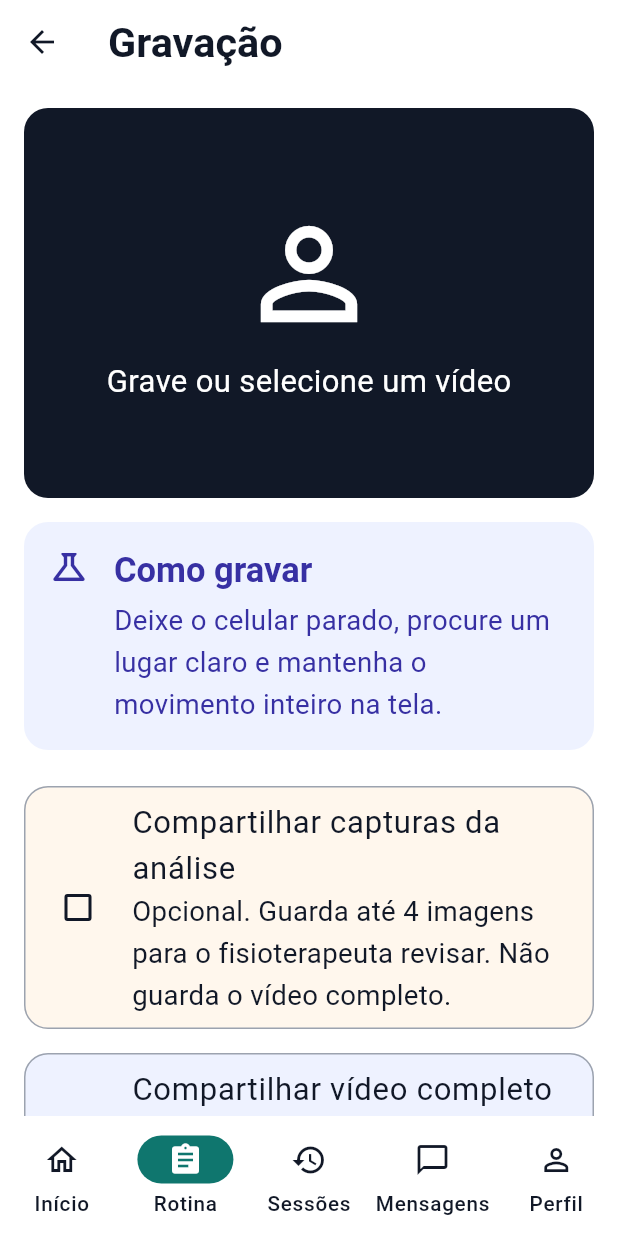
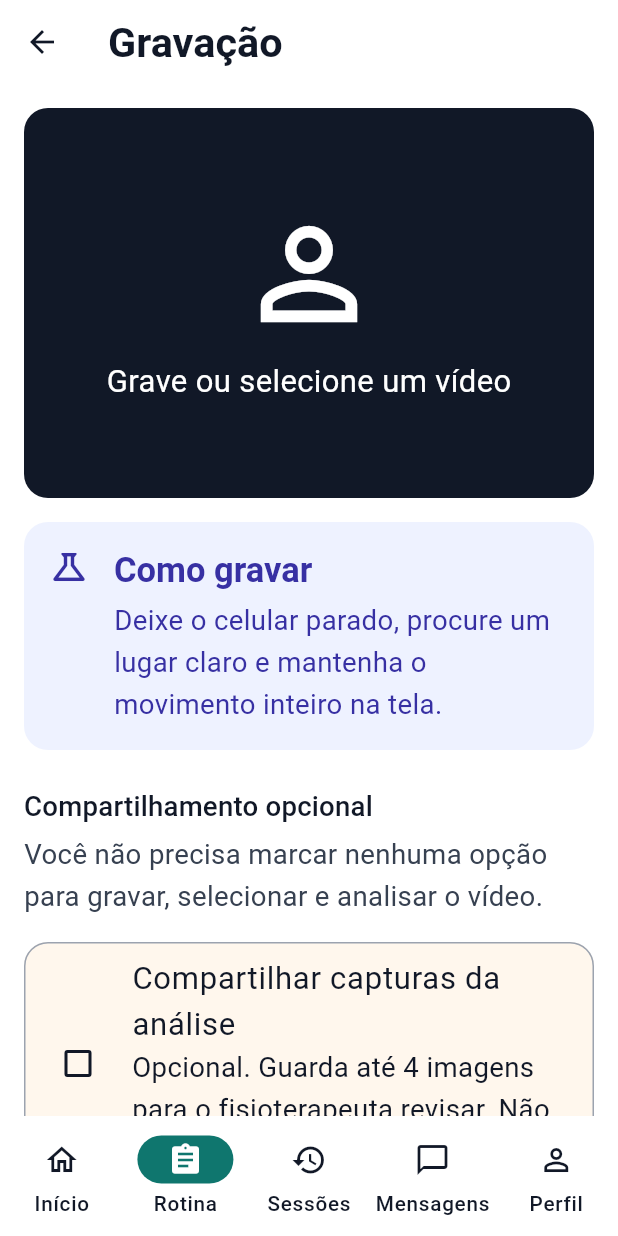
Before and after one commit to skapkun/monitoramento-reabilitacao-pos-avc, a Flutter app: the RecordingScreen screen opened by its route, on a phone screen of 412 x 824 dp. Run offline on Flutter 3.47's test engine with Material 3 defaults, Android fonts, the phone set to English and light mode, and no system bars; our stand-ins replace cloud_firestore, firebase_auth, firebase_core, image_picker, share_plus, video_player; missing offline and left inert: video_thumbnail; accounts and stored records are empty.

Commit message:
clarify optional video sharing

```diff
--- a/frontend/lib/screens/patient/recording_screen.dart
+++ b/frontend/lib/screens/patient/recording_screen.dart
@@ -106,6 +106,16 @@ class _RecordingScreenState extends State<RecordingScreen> {
             foregroundColor: AppColors.primarySoftText,
           ),
           const SizedBox(height: AppSpacing.lg),
+          Text(
+            'Compartilhamento opcional',
+            style: Theme.of(context).textTheme.titleMedium,
+          ),
+          const SizedBox(height: AppSpacing.xs),
+          Text(
+            'Você não precisa marcar nenhuma opção para gravar, selecionar e analisar o vídeo.',
+            style: Theme.of(context).textTheme.bodyMedium,
+          ),
+          const SizedBox(height: AppSpacing.md),
           Card(
             color: AppColors.accentSoft,
             child: CheckboxListTile(
```
